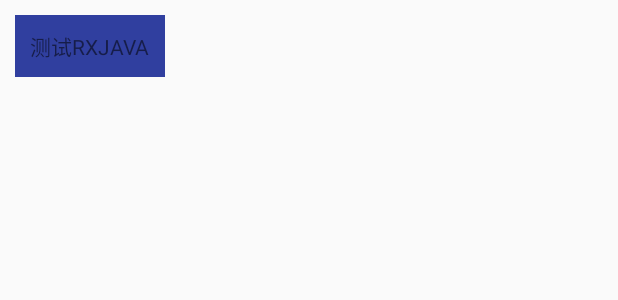
After one commit to THE-PRIDE/OpenGlT, an Android app: the layout activity_rxjava_main.xml on its own in the app's theme, with its tools: preview values and no code run, on a phone screen of 412 x 824 dp. The commit adds this screen. Shown: the top 300 px of the screen. Run offline under Robolectric (Android 15) with nearby library versions, the phone set to English and light mode, and no system bars.

Commit message:
RXjava study

```diff
--- a/app/build.gradle
+++ b/app/build.gradle
@@ -24,4 +24,7 @@
     implementation 'com.android.support.constraint:constraint-layout:1.1.2'
     compile 'commons-io:commons-io:2.5'
 
+    implementation 'io.reactivex.rxjava2:rxjava:2.1.0'
+    implementation 'io.reactivex.rxjava2:rxandroid:2.0.1'
+
 }
--- /dev/null
+++ b/app/src/main/res/layout/activity_rxjava_main.xml
@@ -0,0 +1,14 @@
+<?xml version="1.0" encoding="utf-8"?>
+<LinearLayout xmlns:android="http://schemas.android.com/apk/res/android"
+    android:layout_width="match_parent"
+    android:layout_height="match_parent">
+
+    <TextView
+        android:id="@+id/tv_rxjava_test"
+        android:layout_width="wrap_content"
+        android:layout_height="wrap_content"
+        android:layout_margin="10dp"
+        android:background="@color/colorPrimaryDark"
+        android:padding="10dp"
+        android:text="@string/rxjava_test" />
+</LinearLayout>
--- a/app/src/main/res/values/strings.xml
+++ b/app/src/main/res/values/strings.xml
@@ -2,4 +2,6 @@
     <string name="app_name">OpenGlT</string>
 
     <string name="zip_test">测试解压</string>
+
+    <string name="rxjava_test">测试RXJAVA</string>
 </resources>
```
Also changed, not shown: app/src/main/AndroidManifest.xml (+15 -4 lines), app/src/main/java/com/mengyu/RxUtils/MyRxHelper.java (added, +148 -0 lines), app/src/main/java/com/mengyu/RxUtils/MySubscriber.java (added, +40 -0 lines), app/src/main/java/com/mengyu/RxUtils/RxJavaActivity.java (added, +50 -0 lines).
